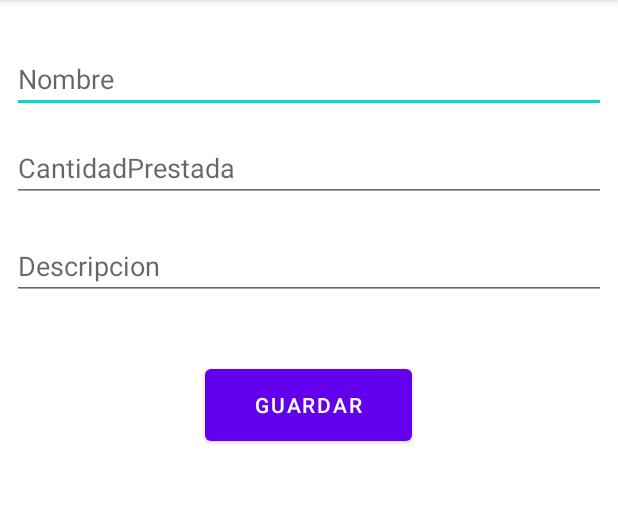
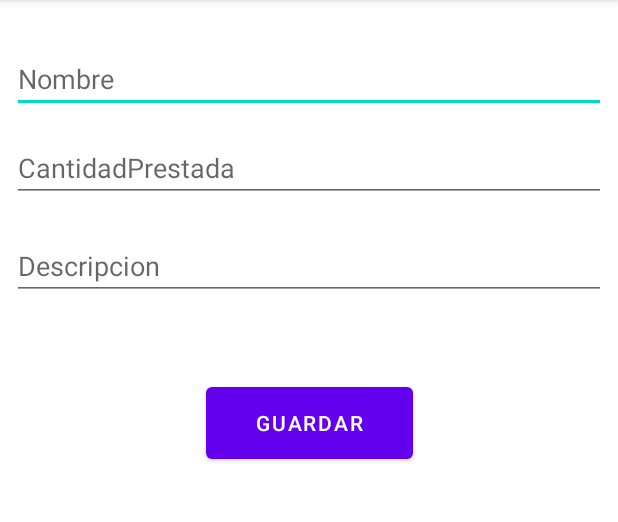
Before and after one commit to k-1-e/PrestamosPersonales, an Android app: the NuevoCliente screen opened directly, with no data from a screen before it, on a phone screen of 412 x 824 dp, the part 84-606 px from its top. Run offline under Robolectric (Android 15) with nearby library versions, the phone set to English and light mode, and no system bars; our stand-ins replace Room's generated code; libraries missing offline, so code that uses them is left out: org.jetbrains.anko; 1 statement that could not run was skipped.

Commit message:
Seccion de la creacion de la base de datos mas la relacion entre las vistas

```diff
--- a/app/src/main/java/net/larntech/prestamospersonales/Cliente.kt
+++ b/app/src/main/java/net/larntech/prestamospersonales/Cliente.kt
@@ -9,5 +9,5 @@ class Cliente(val nombre:String,
               val cantidadprestada: Double,
               val descripcion: String,
               @PrimaryKey(autoGenerate = true)
-              val uid :Int = 0
-) :Serializable
+              val uid: Int = 0
+) : Serializable
--- a/app/src/main/java/net/larntech/prestamospersonales/ClientesDao.kt
+++ b/app/src/main/java/net/larntech/prestamospersonales/ClientesDao.kt
@@ -10,12 +10,12 @@ interface ClientesDao {
     fun getAll() : LiveData<List<Cliente>>
 
     @Insert
-    fun InsertAll(vararg cliente: Cliente)
+    fun insertAll(vararg cliente: Cliente)
 
     @Update
     fun update(cliente: Cliente)
 
     @Delete
-    fun Delete(cliente: Cliente)
+    fun delete(cliente: Cliente)
 
 }
--- a/app/src/main/java/net/larntech/prestamospersonales/PrestamosDatabase.kt
+++ b/app/src/main/java/net/larntech/prestamospersonales/PrestamosDatabase.kt
@@ -22,7 +22,7 @@ abstract class PrestamosDatabase : RoomDatabase() {
                 return tempInstance
             }
             synchronized(this) {
-                val instance = Room.databaseBuilder(context.applicationContext,PrestamosDatabase::class.java, "PrestamosDatabase").build()
+                val instance = Room.databaseBuilder(context.applicationContext,PrestamosDatabase::class.java, "Prestamos_Database").build()
                 INSTANCE = instance
                 return instance
             }
--- a/app/src/main/res/layout/activity_main.xml
+++ b/app/src/main/res/layout/activity_main.xml
@@ -38,13 +38,13 @@
         app:layout_constraintTop_toBottomOf="@+id/EditUsuario" />
 
     <Button
-        android:id="@+id/button"
+        android:id="@+id/agregar"
         android:layout_width="match_parent"
         android:layout_height="wrap_content"
         android:layout_marginStart="32dp"
         android:layout_marginTop="20dp"
         android:layout_marginEnd="32dp"
-        android:onClick="startAplication"
+        android:onClick="Iniciar"
         android:shadowColor="#EC0C0C"
         android:text="Iniciar"
         android:textColor="#FFFFFF"
--- a/app/src/main/res/layout/activity_nuevo_cliente.xml
+++ b/app/src/main/res/layout/activity_nuevo_cliente.xml
@@ -53,10 +53,9 @@
         android:id="@+id/guardar_btn"
         android:layout_width="138dp"
         android:layout_height="60dp"
-        android:layout_marginTop="40dp"
+        android:layout_marginTop="52dp"
         android:text="Guardar"
         app:layout_constraintEnd_toEndOf="parent"
-        app:layout_constraintHorizontal_bias="0.498"
         app:layout_constraintStart_toStartOf="parent"
         app:layout_constraintTop_toBottomOf="@+id/descripcion_et" />
 </androidx.constraintlayout.widget.ConstraintLayout>
--- a/build.gradle
+++ b/build.gradle
@@ -1,6 +1,8 @@
 // Top-level build file where you can add configuration options common to all sub-projects/modules.
 buildscript {
     ext.kotlin_version = "1.5.30"
+
+
     ext {
         activityVersion = '1.2.3'
         appCompatVersion = '1.3.0'
@@ -14,6 +16,7 @@ buildscript {
         junitVersion = '4.13.2'
         espressoVersion = '3.1.0'
         androidxJunitVersion = '1.1.2'
+
     }
     repositories {
         google()
@@ -23,6 +26,7 @@ buildscript {
         classpath "com.android.tools.build:gradle:7.0.1"
         classpath "org.jetbrains.kotlin:kotlin-gradle-plugin:1.5.30"
 
+
         // NOTE: Do not place your application dependencies here; they belong
         // in the individual module build.gradle files
     }
```
Also changed, not shown: app/build.gradle (+22 -0 lines), app/src/main/java/net/larntech/prestamospersonales/MainActivity.kt (+8 -6 lines), app/src/main/java/net/larntech/prestamospersonales/NuevoCliente.kt (+16 -11 lines), app/src/main/java/net/larntech/prestamospersonales/Principal.kt (+17 -7 lines), app/src/main/res/layout/activity_principal.xml (+22 -1 lines).
